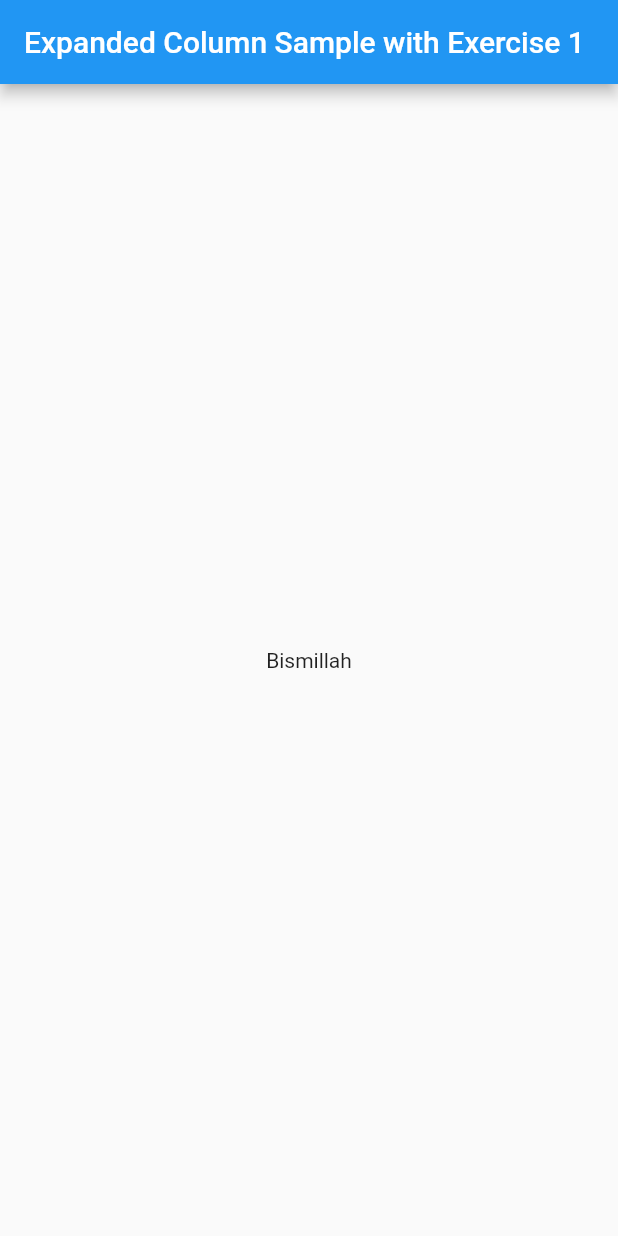
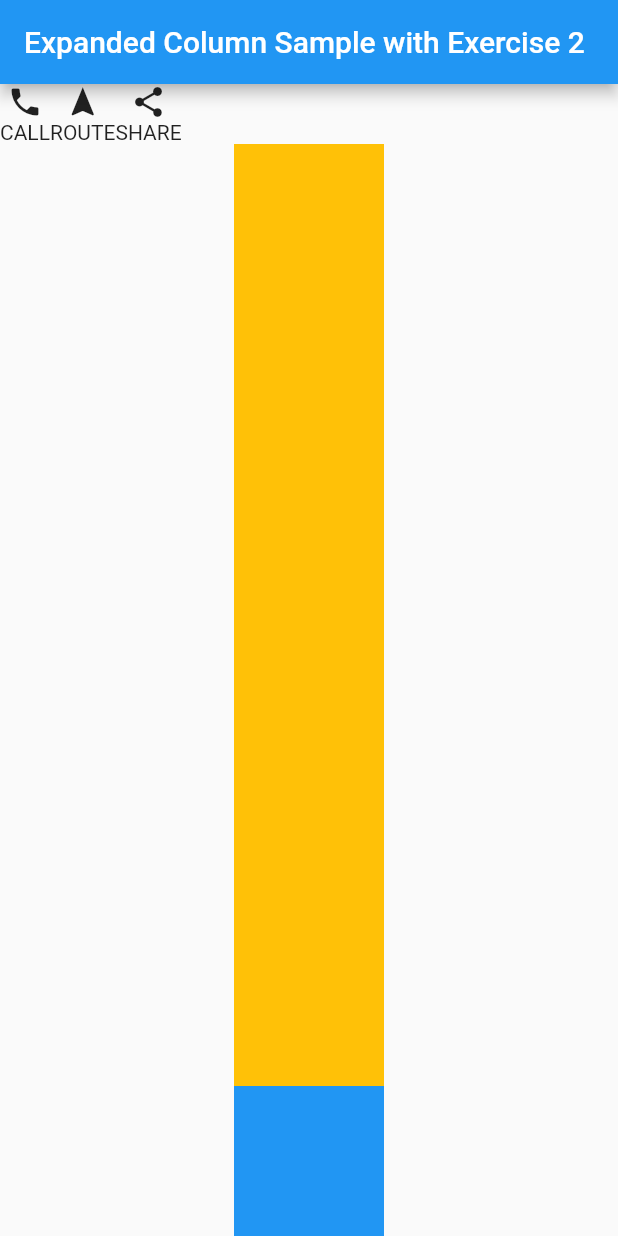
Before and after one commit to addff/first_app, a Flutter app: the screen it shows after launch, on a phone screen of 412 x 824 dp. Run offline on Flutter 3.47's test engine with Material 2 defaults, Android fonts, the phone set to English and light mode, and no system bars.

Commit message:
Expanded Column Sample with Exercise 2

```diff
--- a/lib/main.dart
+++ b/lib/main.dart
@@ -30,33 +30,67 @@ class MyStatelessWidget extends StatelessWidget {
   Widget build(BuildContext context) {
     return Scaffold(
       appBar: AppBar(
-        title: Text('Expanded Column Sample with Exercise 1'),
+        title: Text('Expanded Column Sample with Exercise 2'),
       ),
       body: Center(
-        child: Text(
-          "Bismillah",
-          textDirection: TextDirection.ltr,
-        )
-//        child: Column(
-//          children: <Widget>[
-//            Container(
+//        child: Text(
+//          "Bismillah",
+//          textDirection: TextDirection.ltr,
+//        )
+        child: Column(
+          children: <Widget>[
+            Container(
+              child:Row(
+                children: <Widget>[
+                  Column(
+                    children: <Widget>[
+                      Icon(Icons.phone),
+                      Container(
+                        child:Text(
+                          "CALL"
+                        )
+                      )
+                    ],
+                  ),
+                  Column(
+                    children: <Widget>[
+                      Icon(Icons.navigation),
+                      Container(
+                          child:Text(
+                              "ROUTE"
+                          )
+                      )
+                    ],
+                  ),
+                  Column(
+                    children: <Widget>[
+                      Icon(Icons.share),
+                      Container(
+                          child:Text(
+                              "SHARE"
+                          )
+                      )
+                    ],
+                  ),
+                ],
+              )
 //              color: Colors.blue,
 //              height: 100,
 //              width: 100,
-//            ),
-//            Expanded(
-//              child: Container(
-//                color: Colors.amber,
-//                width: 100,
-//              ),
-//            ),
-//            Container(
-//              color: Colors.blue,
-//              height: 100,
-//              width: 100,
-//            ),
-//          ],
-//        ),
+            ),
+            Expanded(
+              child: Container(
+                color: Colors.amber,
+                width: 100,
+              ),
+            ),
+            Container(
+              color: Colors.blue,
+              height: 100,
+              width: 100,
+            ),
+          ],
+        ),
       ),
     );
   }
```
